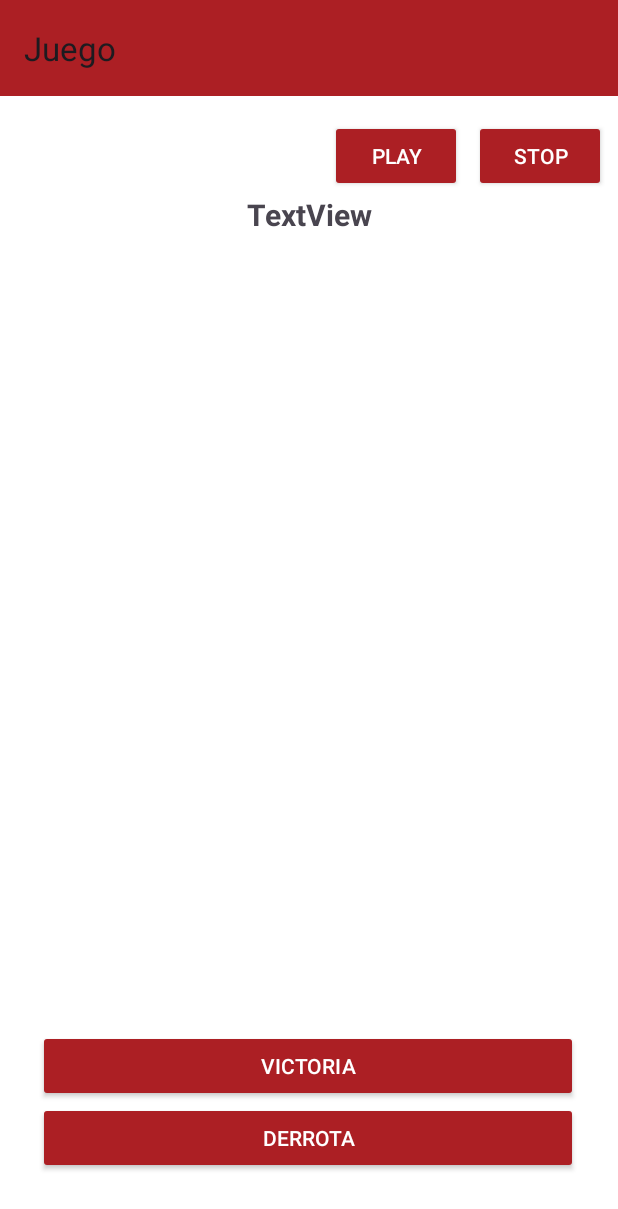
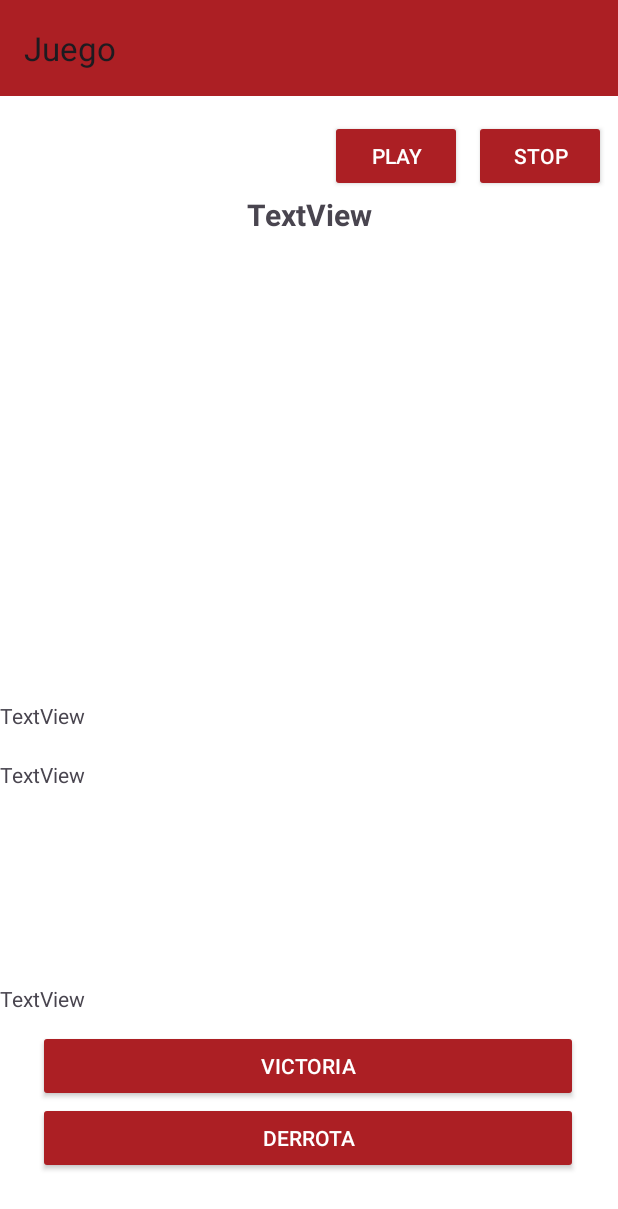
Before and after one commit to andreww44/AppScreenBopit, an Android app: the Juego screen opened directly, with no data from a screen before it, on a phone screen of 412 x 824 dp. Shown: the top 1209 px of the screen. Run offline under Robolectric (Android 15) with nearby library versions, the phone set to English and light mode, and no system bars; 3 statements that could not run were skipped.

Commit message:
aaaaaaa
ffffffff

```diff
--- a/app/src/main/java/com/example/myapplication/Juego.kt
+++ b/app/src/main/java/com/example/myapplication/Juego.kt
@@ -1,21 +1,23 @@
 package com.example.myapplication
 
-import android.content.Intent
-import androidx.appcompat.app.AppCompatActivity
+import android.content.Context
+import android.hardware.Sensor
+import android.hardware.SensorEvent
+import android.hardware.SensorEventListener
+import android.hardware.SensorManager
+import android.media.MediaPlayer
 import android.os.Bundle
-import android.widget.Button
-import android.media.MediaPlayer
-import android.util.Log
 import android.view.GestureDetector
 import android.view.MotionEvent
 import android.widget.ArrayAdapter
+import android.widget.Button
 import android.widget.ListView
 import android.widget.TextView
 import android.widget.Toast
-import androidx.core.view.GestureDetectorCompat
+import androidx.appcompat.app.AppCompatActivity
 
 private const val DEBUG_TAG = "Gestures"
-class Juego : AppCompatActivity() {
+class Juego : AppCompatActivity(), SensorEventListener {
 
     private var musicOn = true;
 
@@ -28,31 +30,54 @@ class Juego : AppCompatActivity() {
     private lateinit var bVictory: Button
     private lateinit var bDefeat: Button
 
+    private lateinit var linear_acceleration: Array<Double>
+
     private lateinit var gestureDetector: GestureDetector
 
     private lateinit var textViewTouchEvent: TextView
     private lateinit var listViewTouchEventHistory: ListView
     private lateinit var touchEventHistory: ArrayList<String>
     private lateinit var historyAdapter: ArrayAdapter<String>
+
+
+    private lateinit var sensorManager: SensorManager
+    private lateinit var sensor: Sensor
+    //private lateinit var sensorEventListener: SensorEventListener
+    //ivate lateinit var sensorEventLsitener: SensorEventListener
+
+    private lateinit var axi_x: TextView
+    private lateinit var axi_y: TextView
+    private lateinit var axi_z: TextView
     override fun onCreate(savedInstanceState: Bundle?) {
         super.onCreate(savedInstanceState)
         setContentView(R.layout.activity_juego)
 
+        sensorManager =getSystemService(Context.SENSOR_SERVICE) as SensorManager
+        sensor = sensorManager.getDefaultSensor(Sensor.TYPE_ACCELEROMETER)
+
         gestureDetector = GestureDetector(this, GestureListener())
-        //mDetector.setOnDoubleTapListener(this)
 
+        if(sensor != null){
+            finish();
+        }
+        val a = sensorManager.registerListener(this, sensor, SensorManager.SENSOR_DELAY_NORMAL)
+
+        //ToolBar
         setSupportActionBar(findViewById(R.id.toolbar3))
 
+        //Crear Lsita
         textViewTouchEvent = findViewById(R.id.textViewTouchEvent)
         listViewTouchEventHistory = findViewById(R.id.listViewTouchEventHistory)
 
-        //Creating the list
+        axi_x = findViewById(R.id.AxiX)
+        axi_y = findViewById(R.id.AxiY)
+        axi_z = findViewById(R.id.AxiZ)
+
         touchEventHistory = ArrayList()
         historyAdapter = ArrayAdapter(this, android.R.layout.simple_list_item_1, touchEventHistory)
         listViewTouchEventHistory.adapter = historyAdapter
 
-        val intentMain = Intent(this, MainActivity::class.java)
-
+        //MediaPlayer
         backMusic = MediaPlayer.create(applicationContext, R.raw.laser)
         defeatSong = MediaPlayer.create(applicationContext, R.raw.fallo)
         victorySong = MediaPlayer.create(applicationContext, R.raw.victoria)
@@ -64,6 +89,8 @@ class Juego : AppCompatActivity() {
 
         backMusic.start()
         backMusic.isLooping = true;
+
+        //sensor.
 
     }
 
@@ -117,6 +144,34 @@ class Juego : AppCompatActivity() {
         }
     }
 
+    /*
+    inner class sensorEventListener: SensorEventListener{
+
+        override fun onSensorChanged(event: SensorEvent) {
+
+            val alpha: Float = 0.8f
+            var gravity = 9.8;
+
+            // Isolate the force of gravity with the low-pass filter. val gravity[3]: Float;
+            var gravity_1 = alpha * gravity + (1 - alpha) * event.values[0]
+            var gravity_2 = alpha * gravity + (1 - alpha) * event.values[1]
+            var gravity_3 = alpha * gravity + (1 - alpha) * event.values[2]
+
+            // Remove the gravity contribution with the high-pass filter.
+            linear_acceleration[0] = event.values[0] - gravity_1
+            linear_acceleration[1] = event.values[1] - gravity_2
+            linear_acceleration[2] = event.values[2] - gravity_3
+
+            axi_x.text = linear_acceleration[0].toString();
+            axi_y.text = linear_acceleration[1].toString();
+            axi_z.text = linear_acceleration[2].toString();
+        }
+
+        override fun onAccuracyChanged(p0: Sensor?, p1: Int) {
+            TODO("Not yet implemented")
+        }
+    }*/
+
     private fun showToast(message: String) {
         Toast.makeText(this, message, Toast.LENGTH_SHORT).show()
     }
@@ -127,5 +182,13 @@ class Juego : AppCompatActivity() {
         historyAdapter.notifyDataSetChanged()
     }
 
+    override fun onSensorChanged(p0: SensorEvent?) {
+        TODO("Not yet implemented")
+    }
+
+    override fun onAccuracyChanged(p0: Sensor?, p1: Int) {
+        TODO("Not yet implemented")
+    }
+
 
 }
--- a/app/src/main/res/layout/activity_juego.xml
+++ b/app/src/main/res/layout/activity_juego.xml
@@ -71,7 +71,7 @@
         <TextView
             android:id="@+id/textViewTouchEvent"
             android:layout_width="match_parent"
-            android:layout_height="33dp"
+            android:layout_height="152dp"
             android:text="TextView"
             android:textAlignment="center"
             android:textSize="20sp"
@@ -80,7 +80,26 @@
         <ListView
             android:id="@+id/listViewTouchEventHistory"
             android:layout_width="match_parent"
-            android:layout_height="match_parent" />
+            android:layout_height="186dp" />
+
+        <TextView
+            android:id="@+id/AxiX"
+            android:layout_width="match_parent"
+            android:layout_height="39dp"
+            android:text="TextView" />
+
+        <TextView
+            android:id="@+id/AxiY"
+            android:layout_width="match_parent"
+            android:layout_height="55dp"
+            android:layout_weight="1"
+            android:text="TextView" />
+
+        <TextView
+            android:id="@+id/AxiZ"
+            android:layout_width="match_parent"
+            android:layout_height="40dp"
+            android:text="TextView" />
 
     </LinearLayout>
 
```
Also changed, not shown: app/src/main/AndroidManifest.xml (+9 -0 lines), app/src/main/java/com/example/myapplication/MainActivity.kt (+35 -0 lines).
